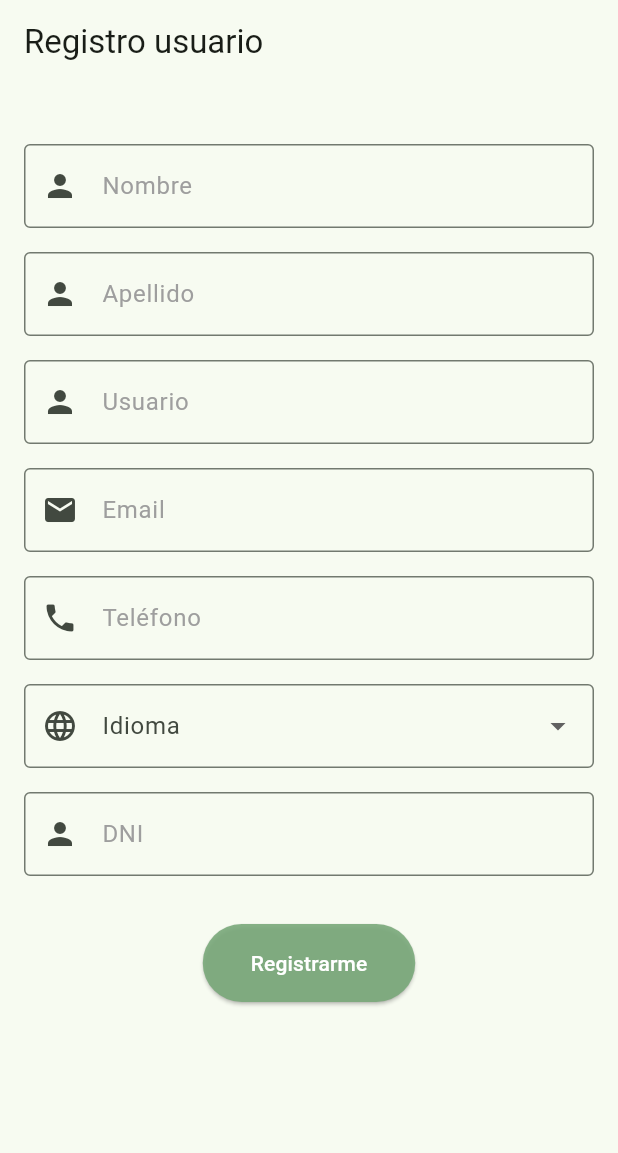
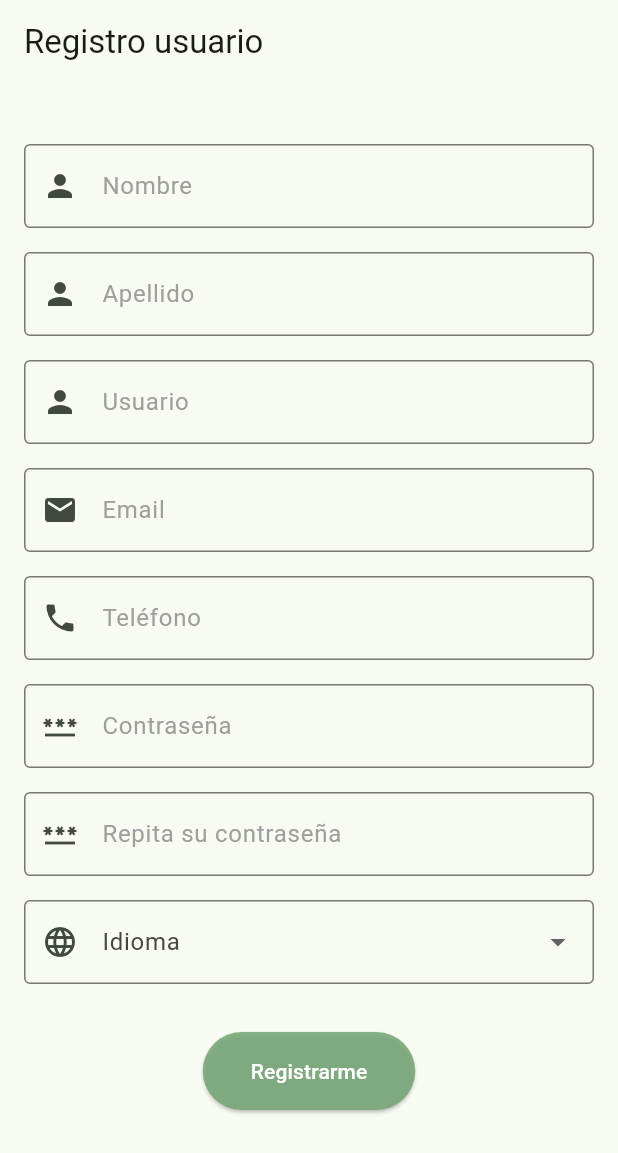
Before and after one commit to pes2425q2-t-gei-upc/Eco-move_frontend, a Flutter app: the UserProfilePage screen opened directly, after a tap on "Registrarme", on a phone screen of 412 x 824 dp. Shown: the top 1153 px of the screen. Run offline on Flutter 3.47's test engine with Material 3 defaults, Android fonts, the phone set to English and light mode, and no system bars; our stand-ins replace flutter_map, flutter_masked_text2, geolocator, latlong2; network calls fail.

Commit message:
feat: añadir contraseña

```diff
--- a/lib/sign-in.dart
+++ b/lib/sign-in.dart
@@ -45,7 +45,8 @@ class _UserProfilePageState extends State<UserProfilePage> {
   late TextEditingController languageController;
   late TextEditingController telephoneController;
   late TextEditingController usernameController;
-  late TextEditingController dniController;
+  late TextEditingController pass1Controller;
+  late TextEditingController pass2Controller;
 
   String? selectedLanguage;
 
@@ -65,7 +66,8 @@ class _UserProfilePageState extends State<UserProfilePage> {
     languageController = TextEditingController();
     telephoneController = TextEditingController();
     usernameController = TextEditingController();
-    dniController = TextEditingController();
+    pass1Controller = TextEditingController();
+    pass2Controller = TextEditingController();
   }
 
   @override
@@ -77,6 +79,8 @@ class _UserProfilePageState extends State<UserProfilePage> {
     languageController.dispose();
     telephoneController.dispose();
     usernameController.dispose();
+    pass1Controller.dispose();
+    pass2Controller.dispose();
     super.dispose();
   }
 
@@ -104,8 +108,9 @@ class _UserProfilePageState extends State<UserProfilePage> {
           _buildTextField('Usuario',  usernameController, Icons.person),
           _buildTextField('Email', emailController, Icons.email),
           _buildTextField('Teléfono', telephoneController, Icons.phone),
+          _buildTextField('Contraseña', pass1Controller, Icons.password),
+          _buildTextField('Repita su contraseña', pass2Controller, Icons.password),
           _buildLanguageDropdown(),
-          _buildTextField('DNI',dniController, Icons.person),
           const SizedBox(height: 16),
           _registerButton(),
 
@@ -216,19 +221,21 @@ class _UserProfilePageState extends State<UserProfilePage> {
   }
 
   Future<void> createUser() async {
-    final url = Uri.parse('http://10.0.2.2:8000/api_punts_carrega/usuari/');
+    final url = Uri.parse('http://10.0.2.2:8000/register/');
 
     final Map<String, dynamic> data = {
       'first_name': firstNameController.text,
       'last_name': lastNameController.text,
       'email': emailController.text,
       'username': usernameController.text,
-      'dni': dniController.text,
       'idioma': languageController.text,
       'telefon':telephoneController.text,
       'descripcio':descriptionController.text,
-      'is_admin': false,
+      'password': pass1Controller.text,
+      'password2': pass2Controller.text,
     };
+
+    print(data);
 
     try {
       final response = await http.post(
```
